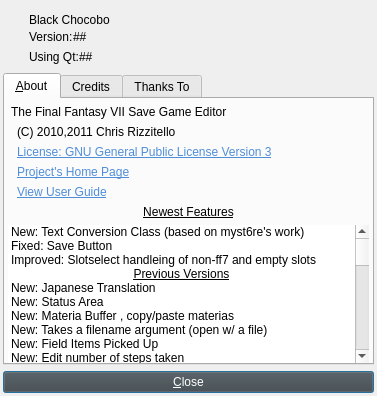
Above: about.ui from sithlord48/blackchocobo before the change. Below: the same form after it.
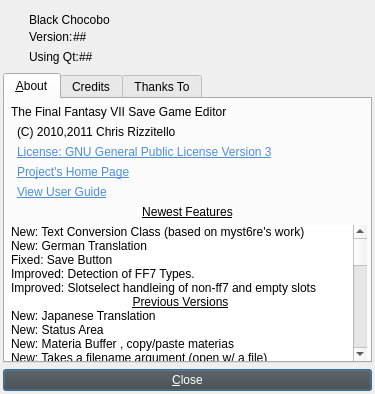
That is the form after the change. Icons and pictures are not drawn.

Commit message: Fixed possible issues with multi block VMC saves, check for and show user these data blocks. also clean header if clearslot clean slots with empty region_string data if a VMC type and is empty. removed errbox and slotselect close button from window border. should have no more false positive file changes. cleaned up setchar growth (0) to not update any data if char lvl = 0. language update.

```diff
--- a/about.ui
+++ b/about.ui
@@ -9,8 +9,8 @@
    <rect>
     <x>0</x>
     <y>0</y>
-    <width>377</width>
-    <height>396</height>
+    <width>375</width>
+    <height>394</height>
    </rect>
   </property>
   <property name="sizePolicy">
@@ -501,11 +501,21 @@
            <string>New: Text Conversion Class (based on myst6re's work) </string>
           </property>
          </item>
+         <item>
+          <property name="text">
+           <string>New: German Translation</string>
+          </property>
+         </item>
          <item>
           <property name="text">
            <string>Fixed: Save Button</string>
           </property>
          </item>
+         <item>
+          <property name="text">
+           <string>Improved: Detection of FF7 Types.</string>
+          </property>
+         </item>
          <item>
           <property name="text">
            <string>Improved: Slotselect handleing of non-ff7 and empty slots</string>
```
Left out of the diff: 2 changed lines with no effect on the pictures. The commit also changes 13 other files.
